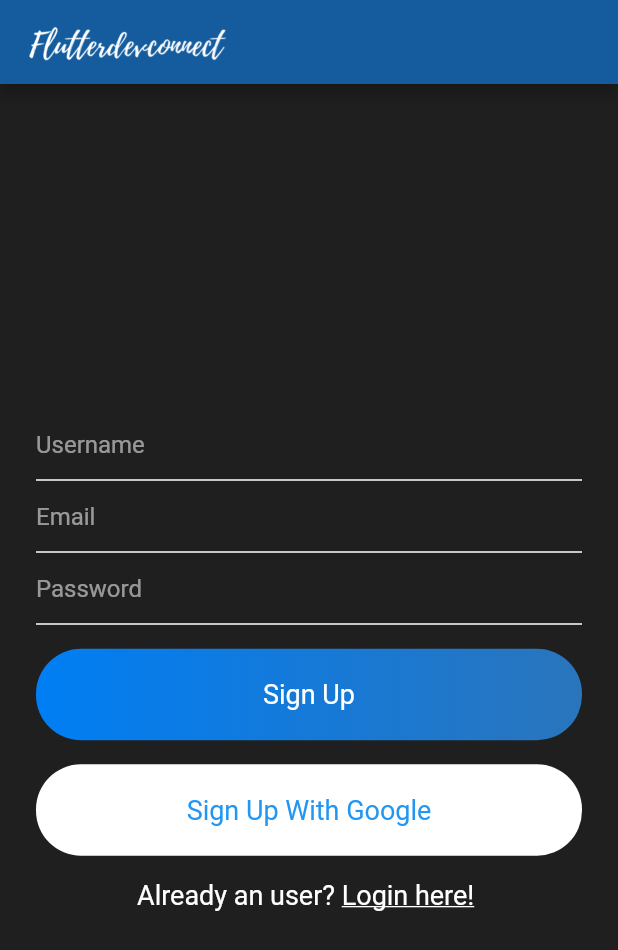
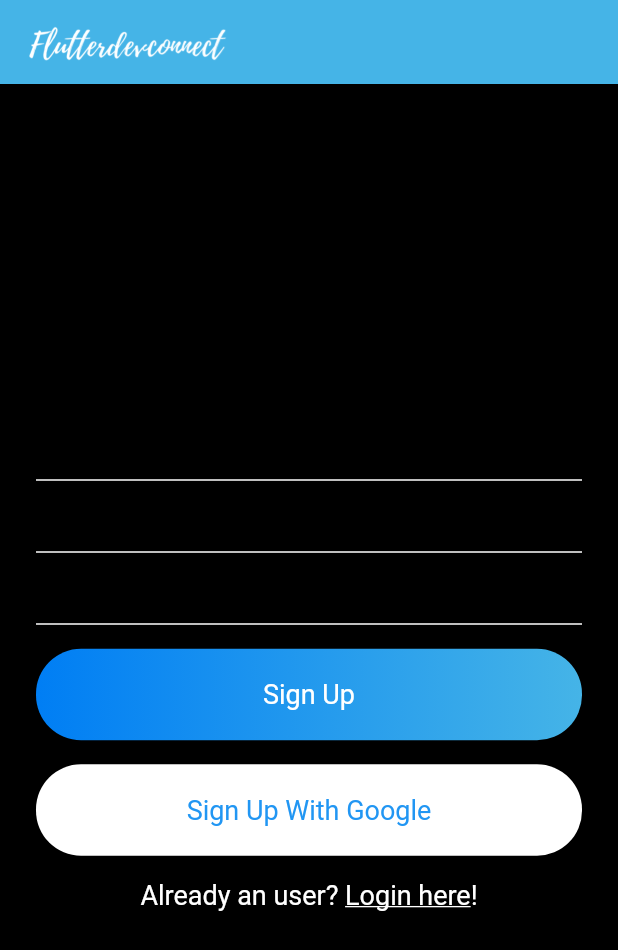
Before and after one commit to AmTeja/SchattyApp, a Flutter app: the screen it shows after launch, on a phone screen of 412 x 824 dp. Shown: the top 950 px of the screen. Run offline on Flutter 3.47's test engine with Material 2 defaults, Android fonts, the phone set to English and light mode, and no system bars; our stand-ins replace firebase_auth; accounts and stored records are empty.

Commit message:
Updated SignUp with authentication.dart

```diff
--- a/lib/main.dart
+++ b/lib/main.dart
@@ -15,8 +15,8 @@ class MyApp extends StatelessWidget {
       title: 'Flutter Demo',
       debugShowCheckedModeBanner: false,
       theme: ThemeData(
-        primaryColor: Color(0xff145C9E),
-        scaffoldBackgroundColor: Color(0xff1F1F1F),
+        primaryColor: Color(0xff45b4e7),
+        scaffoldBackgroundColor: Color(0xff000000),
         primarySwatch: Colors.blue,
         visualDensity: VisualDensity.adaptivePlatformDensity,
       ),
--- /dev/null
+++ b/lib/model/user.dart
@@ -0,0 +1,7 @@
+class User{
+
+  String userId;
+
+  User({this.userId});
+
+}
--- a/lib/views/signup.dart
+++ b/lib/views/signup.dart
@@ -1,4 +1,7 @@
+import 'package:flutter/cupertino.dart';
 import 'package:flutter/material.dart';
+import 'package:schatty/services/auth.dart';
+import 'package:schatty/views/chatsroom.dart';
 import 'package:schatty/widgets/widget.dart';
 
 class SignUp extends StatefulWidget {
@@ -8,46 +11,91 @@ class SignUp extends StatefulWidget {
 
 class _SignUpState extends State<SignUp> {
 
+  bool isLoading = false;
+
+  AuthMethods authMethods = new AuthMethods();
+  final formKey = GlobalKey<FormState>();
+
   TextEditingController userNameTEC = new TextEditingController();
   TextEditingController emailTEC = new TextEditingController();
   TextEditingController passwordTEC = new TextEditingController();
+
+  signUP()
+  {
+    if(formKey.currentState.validate()){
+      setState(() {
+        isLoading = true;
+      });
+
+        authMethods.signUpWithEmailAndPassword(emailTEC.text, passwordTEC.text).then((val)
+        {
+          print("$val");
+
+          Navigator.pushReplacement(context, MaterialPageRoute(
+            builder: (context) => ChatRoom(
+
+            )
+          ));
+        });
+    }
+  }
 
   @override
   Widget build(BuildContext context) {
     return Scaffold(
       appBar: appBarMain(context),
-      body: Container(
+      body: isLoading ? Container(
+        child: Center(
+          child: CircularProgressIndicator(
+          ),
+        ),
+      ) : Container(
         alignment: Alignment.center,
         child: Container(
           padding: EdgeInsets.symmetric(horizontal: 24),
           child: Column(
             mainAxisSize: MainAxisSize.min,
             children: [
-              TextField(
+              Form(
+                key: formKey,
+                child: Column(
+                  children:[
+                    TextFormField(
+                      validator: (val){
+                        return val.isEmpty || (val.length < 5 || val.length > 17) ? "Please enter a valid user name (Length between 5 and 18)" : null;
+                      },
                       controller: userNameTEC,
                       style: simpleTextStyle(),
                       decoration: textFieldInputDecoration("Username"),
                     ),
-              TextField(
+                    TextFormField(
+                      validator: (val)
+                        {
+                          return RegExp(r"^[a-zA-Z0-9.a-zA-Z0-9.!#$%&'*+-/=?^_`{|}~]+@[a-zA-Z0-9]+\.[a-zA-Z]+").hasMatch(val) ? null : "Please enter a valid e-mail ID.";
+                        },
                         controller: emailTEC,
                         style: simpleTextStyle(),
                         decoration: textFieldInputDecoration("Email")
                     ),
-              TextField(
+                    TextFormField(
+                      obscureText: true,
+                      validator: (val){
+                        return val.length > 6 ? null : "Please use a password with more than 6 characters.";
+                      },
                         controller: passwordTEC,
                         style: simpleTextStyle(),
                         decoration: textFieldInputDecoration("Password")
                     ),
+                  ],
+                ),
+              ),
               SizedBox(height: 8,),
-//              Container(
-//                alignment: Alignment.centerRight,
-//                child: Container(
-//                  padding: EdgeInsets.symmetric(horizontal: 16, vertical: 8),
-//                  child: Text("Forgot Password?", style: simpleTextStyle(),),
-//                ),
-//              ),
               SizedBox(height: 8,),
-              Container(
+              GestureDetector(
+                onTap: (){
+                  signUP();
+                },
+                child: Container(
                   alignment: Alignment.center,
                   width: MediaQuery.of(context).size.width,
                   padding: EdgeInsets.symmetric(vertical: 20),
@@ -55,12 +103,13 @@ class _SignUpState extends State<SignUp> {
                       gradient: LinearGradient(
                           colors: [
                             const Color(0xff007EF4),
-                          const Color(0xff2A75BC)
+                            const Color(0xff45b4e7)
                           ]
                       ),
                       borderRadius: BorderRadius.circular(30)
                   ),
                   child: Text("Sign Up", style: mediumTextStyle()),
+                ),
               ),
               SizedBox(height: 16,),
               Container(
@@ -81,11 +130,12 @@ class _SignUpState extends State<SignUp> {
                 mainAxisAlignment: MainAxisAlignment.center,
                 children: [
                   Text("Already an user? ", style: mediumTextStyle(),),
-                  Text("Login here! ", style: TextStyle(
+                  Text("Login here", style: TextStyle(
                       color: Colors.white,
                       fontSize: 18,
                       decoration: TextDecoration.underline
-                  ), )
+                  ), ),
+                  Text("!", style: mediumTextStyle(),)
                 ],
               )
             ],
--- a/lib/widgets/widget.dart
+++ b/lib/widgets/widget.dart
@@ -12,7 +12,7 @@ InputDecoration textFieldInputDecoration(String hintText)
   return InputDecoration(
       hintText: hintText,
       hintStyle: TextStyle(
-        color: Colors.white54,
+        color: Colors.black,
       ),
       focusedBorder: UnderlineInputBorder(
           borderSide: BorderSide(
@@ -29,7 +29,7 @@ InputDecoration textFieldInputDecoration(String hintText)
 
 TextStyle simpleTextStyle()  {
   return TextStyle(
-    color: Colors.white,
+    color: Colors.black,
     fontSize: 16,
   );
 }
--- a/pubspec.yaml
+++ b/pubspec.yaml
@@ -28,6 +28,9 @@ dependencies:
   # The following adds the Cupertino Icons font to your application.
   # Use with the CupertinoIcons class for iOS style icons.
   cupertino_icons: ^0.1.3
+  firebase_auth: ^0.16.0
+  cloud_firestore: ^0.13.5
+
 
 dev_dependencies:
   flutter_test:
@@ -46,7 +49,7 @@ flutter:
 
   # To add assets to your application, add an assets section, like this:
   assets:
-    - assets/images/logo.png
+    - assets/images/
 
   # An image asset can refer to one or more resolution-specific "variants", see
   # https://flutter.dev/assets-and-images/#resolution-aware.
```
Also changed, not shown: lib/services/auth.dart (added, +54 -0 lines), lib/views/chatsroom.dart (+13 -0 lines), assets/images/logo3.png (added), assets/images/logo4.png (added), pubspec.lock, 1 other file. Lines whose indentation alone changed are shown as unchanged.
